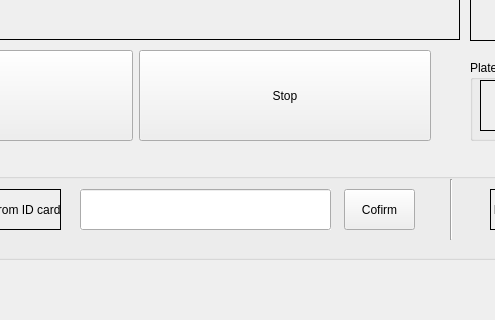
First picture: the form in GUI/gui.ui, repository hiimmuc/SmartParking, before the edit; both pictures show x 200 to 695 and y 400 to 720 of the 1280 by 720 pixel window.
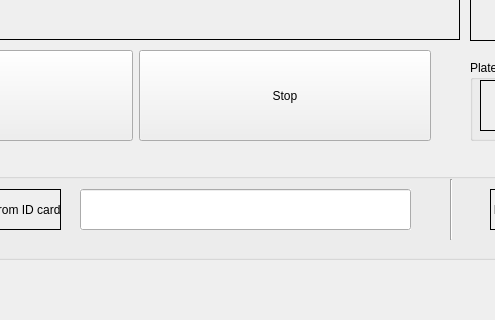
Second picture: the form after the edit.

```diff
--- a/GUI/gui.ui
+++ b/GUI/gui.ui
@@ -161,14 +161,14 @@
       <rect>
        <x>250</x>
        <y>30</y>
-       <width>251</width>
+       <width>331</width>
        <height>41</height>
       </rect>
      </property>
      <property name="font">
       <font>
        <family>Segoe UI</family>
-       <pointsize>16</pointsize>
+       <pointsize>18</pointsize>
        <weight>50</weight>
        <bold>false</bold>
       </font>
@@ -183,19 +183,6 @@
       <bool>false</bool>
      </property>
     </widget>
-    <widget class="QPushButton" name="confirmButton">
-     <property name="geometry">
-      <rect>
-       <x>514</x>
-       <y>30</y>
-       <width>71</width>
-       <height>41</height>
-      </rect>
-     </property>
-     <property name="text">
-      <string>Cofirm</string>
-     </property>
-    </widget>
    </widget>
    <widget class="QGroupBox" name="groupBox_3">
     <property name="geometry">
```
